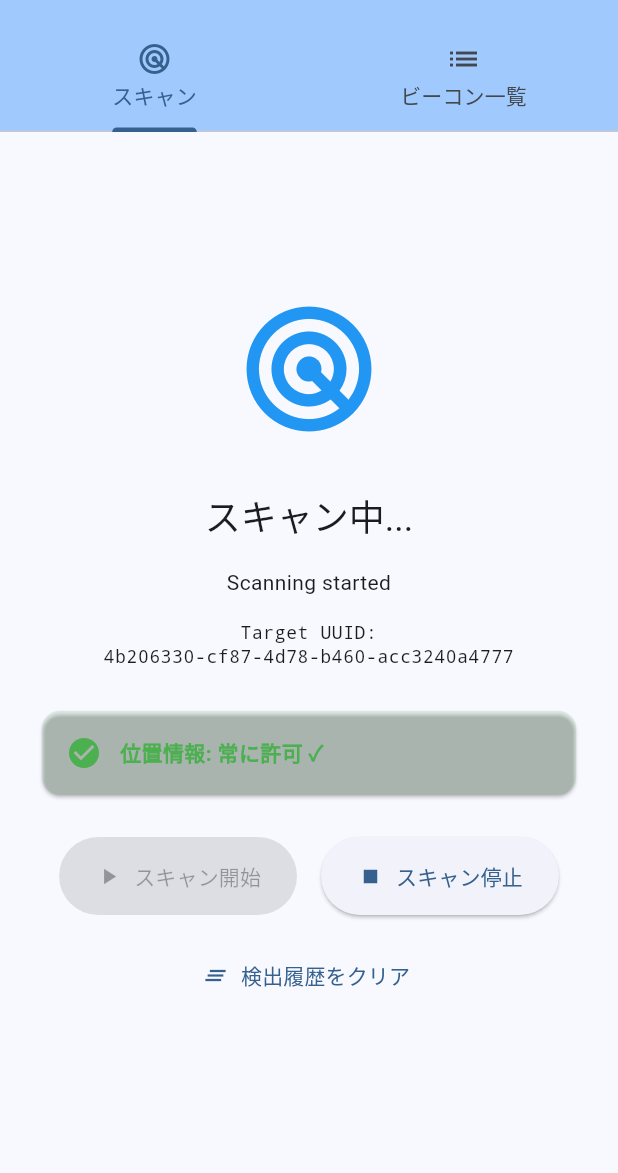
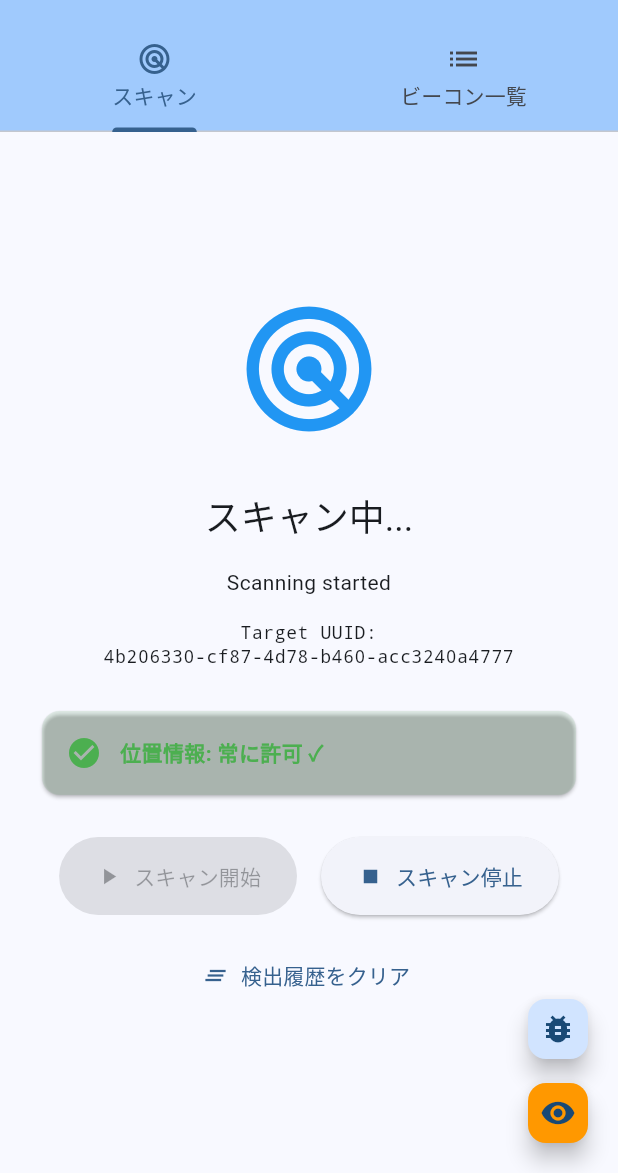
Before and after one commit to PenguinEino/TMCIT_Beacon, a Flutter app: the screen it shows after launch, after a tap on "スキャン開始", on a phone screen of 412 x 824 dp, the part 63-1236 px from its top. Run offline on Flutter 3.47's test engine with Material 3 defaults, Android fonts, the phone set to English and light mode, and no system bars; our stand-ins replace permission_handler; missing offline and left inert: dchs_flutter_beacon.

Commit message:
デバッグ出力を追加

```diff
--- a/flutter/tmcit_beacon/lib/services/beacon_service.dart
+++ b/flutter/tmcit_beacon/lib/services/beacon_service.dart
@@ -2,6 +2,7 @@ import 'dart:async';
 import 'package:dchs_flutter_beacon/dchs_flutter_beacon.dart';
 import 'package:permission_handler/permission_handler.dart';
 import '../models/detected_beacon.dart';
+import 'debug_log_service.dart';
 
 /// 位置情報権限の状態
 enum LocationPermissionStatus {
@@ -23,6 +24,7 @@ class BeaconService {
   // Target UUID for monitoring
   static const String targetUUID = '4b206330-cf87-4d78-b460-acc3240a4777';
 
+  final _debugLog = DebugLogService();
   final _beaconController = StreamController<List<DetectedBeacon>>.broadcast();
   final _statusController = StreamController<String>.broadcast();
 
@@ -58,34 +60,46 @@ class BeaconService {
     final alwaysStatus = await Permission.locationAlways.status;
     final whenInUseStatus = await Permission.locationWhenInUse.status;
 
-    print(
-      '[BeaconService] Always status: $alwaysStatus, WhenInUse status: $whenInUseStatus',
+    _debugLog.log(
+      '[BeaconService] getLocationPermissionStatus: Always=$alwaysStatus, WhenInUse=$whenInUseStatus',
     );
 
     if (alwaysStatus.isGranted) {
+      _debugLog.log(
+        '[BeaconService] Returning: LocationPermissionStatus.always',
+      );
       return LocationPermissionStatus.always;
     } else if (whenInUseStatus.isGranted) {
+      _debugLog.log(
+        '[BeaconService] Returning: LocationPermissionStatus.whenInUse',
+      );
       return LocationPermissionStatus.whenInUse;
     } else if (alwaysStatus.isPermanentlyDenied ||
         whenInUseStatus.isPermanentlyDenied) {
+      _debugLog.log(
+        '[BeaconService] Returning: LocationPermissionStatus.permanentlyDenied',
+      );
       return LocationPermissionStatus.permanentlyDenied;
     } else {
+      _debugLog.log(
+        '[BeaconService] Returning: LocationPermissionStatus.denied',
+      );
       return LocationPermissionStatus.denied;
     }
   }
 
   /// 位置情報の「常に許可」権限をリクエスト
   Future<PermissionRequestResult> requestAlwaysLocationPermission() async {
-    print('[BeaconService] Starting permission request...');
+    _debugLog.log('[BeaconService] Starting permission request...');
 
     // まず「使用中のみ許可」を取得
     var whenInUseStatus = await Permission.locationWhenInUse.status;
-    print('[BeaconService] Initial whenInUse status: $whenInUseStatus');
+    _debugLog.log('[BeaconService] Initial whenInUse status: $whenInUseStatus');
 
     if (!whenInUseStatus.isGranted) {
-      print('[BeaconService] Requesting whenInUse permission...');
+      _debugLog.log('[BeaconService] Requesting whenInUse permission...');
       final result = await Permission.locationWhenInUse.request();
-      print('[BeaconService] WhenInUse request result: $result');
+      _debugLog.log('[BeaconService] WhenInUse request result: $result');
 
       if (!result.isGranted) {
         if (result.isPermanentlyDenied) {
@@ -99,19 +113,21 @@ class BeaconService {
     // iOSの場合、「使用中のみ許可」を取得した後、
     // locationAlwaysのリクエストは設定画面への誘導が必要
     var alwaysStatus = await Permission.locationAlways.status;
-    print('[BeaconService] Always status: $alwaysStatus');
+    _debugLog.log('[BeaconService] Always status: $alwaysStatus');
 
     if (!alwaysStatus.isGranted) {
-      print('[BeaconService] Requesting always permission...');
+      _debugLog.log('[BeaconService] Requesting always permission...');
 
       // iOS では、Always 権限は設定画面でしか変更できない場合がある
       final result = await Permission.locationAlways.request();
-      print('[BeaconService] Always request result: $result');
+      _debugLog.log('[BeaconService] Always request result: $result');
 
       // 結果を再確認
       await Future.delayed(const Duration(milliseconds: 500));
       alwaysStatus = await Permission.locationAlways.status;
-      print('[BeaconService] Always status after request: $alwaysStatus');
+      _debugLog.log(
+        '[BeaconService] Always status after request: $alwaysStatus',
+      );
 
       if (alwaysStatus.isGranted) {
         return PermissionRequestResult.granted;
@@ -263,7 +279,7 @@ class BeaconService {
   }
 
   void _updateStatus(String status) {
-    print('[BeaconService] $status');
+    _debugLog.log('[BeaconService] Status: $status');
     _statusController.add(status);
   }
 
--- /dev/null
+++ b/flutter/tmcit_beacon/lib/services/debug_log_service.dart
@@ -0,0 +1,50 @@
+import 'dart:async';
+
+class DebugLogService {
+  static final DebugLogService _instance = DebugLogService._internal();
+  factory DebugLogService() => _instance;
+  DebugLogService._internal();
+
+  final _logController = StreamController<String>.broadcast();
+  final List<String> _logs = [];
+  bool _isEnabled = false;
+
+  Stream<String> get logStream => _logController.stream;
+  List<String> get logs => List.unmodifiable(_logs);
+  bool get isEnabled => _isEnabled;
+
+  void setEnabled(bool enabled) {
+    _isEnabled = enabled;
+    if (enabled) {
+      log('[DebugLog] Debug logging enabled');
+    }
+  }
+
+  void log(String message) {
+    final timestamp = DateTime.now().toString().substring(
+      11,
+      23,
+    ); // HH:MM:SS.mmm
+    final logMessage = '[$timestamp] $message';
+
+    print(logMessage); // コンソールにも出力
+
+    if (_isEnabled) {
+      _logs.add(logMessage);
+      // 最大1000件まで保持
+      if (_logs.length > 1000) {
+        _logs.removeAt(0);
+      }
+      _logController.add(logMessage);
+    }
+  }
+
+  void clear() {
+    _logs.clear();
+    _logController.add('[DebugLog] Logs cleared');
+  }
+
+  void dispose() {
+    _logController.close();
+  }
+}
--- a/flutter/tmcit_beacon/lib/widgets/scan_tab.dart
+++ b/flutter/tmcit_beacon/lib/widgets/scan_tab.dart
@@ -1,6 +1,8 @@
 import 'package:flutter/material.dart';
 import 'package:permission_handler/permission_handler.dart';
 import '../services/beacon_service.dart';
+import '../services/debug_log_service.dart';
+import 'debug_log_dialog.dart';
 
 class ScanTab extends StatefulWidget {
   final BeaconService beaconService;
@@ -12,12 +14,17 @@ class ScanTab extends StatefulWidget {
 }
 
 class _ScanTabState extends State<ScanTab> with WidgetsBindingObserver {
+  final _debugLog = DebugLogService();
   String _statusMessage = 'Ready to scan';
   LocationPermissionStatus _permissionStatus = LocationPermissionStatus.denied;
 
   @override
   void initState() {
     super.initState();
+    // デバッグログを自動的に有効化（開発中は便利）
+    _debugLog.setEnabled(true);
+    _debugLog.log('[ScanTab] initState() called');
+
     WidgetsBinding.instance.addObserver(this);
     widget.beaconService.statusStream.listen((status) {
       if (mounted) {
@@ -40,7 +47,7 @@ class _ScanTabState extends State<ScanTab> with WidgetsBindingObserver {
     super.didChangeAppLifecycleState(state);
     // アプリがフォアグラウンドに戻ってきたときに権限状態を再確認
     if (state == AppLifecycleState.resumed) {
-      print('[ScanTab] App resumed, checking permissions...');
+      _debugLog.log('[ScanTab] App resumed, checking permissions...');
       // 設定アプリから戻った直後は権限情報が更新されていない可能性があるため、
       // 少し遅延を入れてから確認
       Future.delayed(const Duration(milliseconds: 500), () async {
@@ -50,7 +57,7 @@ class _ScanTabState extends State<ScanTab> with WidgetsBindingObserver {
           // 自動的にスキャンを開始するかメッセージを表示
           if (_permissionStatus == LocationPermissionStatus.always &&
               !widget.beaconService.isScanning) {
-            print(
+            _debugLog.log(
               '[ScanTab] Permission granted after settings, showing message',
             );
             if (mounted) {
@@ -76,19 +83,29 @@ class _ScanTabState extends State<ScanTab> with WidgetsBindingObserver {
   }
 
   Future<void> _checkPermissionStatus() async {
+    _debugLog.log('[ScanTab] _checkPermissionStatus() called');
     final status = await widget.beaconService.getLocationPermissionStatus();
-    print('[ScanTab] Permission status checked: $status');
+    _debugLog.log('[ScanTab] Permission status checked: $status');
     if (mounted) {
+      final oldStatus = _permissionStatus;
       setState(() {
         _permissionStatus = status;
       });
-      print('[ScanTab] State updated with permission: $_permissionStatus');
+      _debugLog.log(
+        '[ScanTab] State updated: $oldStatus -> $_permissionStatus',
+      );
+    } else {
+      _debugLog.log(
+        '[ScanTab] WARNING: Widget not mounted, skipping state update',
+      );
     }
   }
 
   @override
   Widget build(BuildContext context) {
-    return Center(
+    return Stack(
+      children: [
+        Center(
           child: Padding(
             padding: const EdgeInsets.all(24.0),
             child: Column(
@@ -174,6 +191,55 @@ class _ScanTabState extends State<ScanTab> with WidgetsBindingObserver {
               ],
             ),
           ),
+        ),
+        // デバッグコントロールボタン（右下）
+        Positioned(
+          bottom: 16,
+          right: 16,
+          child: Column(
+            mainAxisSize: MainAxisSize.min,
+            children: [
+              FloatingActionButton(
+                mini: true,
+                heroTag: 'debug_log',
+                onPressed: () {
+                  showDialog(
+                    context: context,
+                    builder: (context) => const DebugLogDialog(),
+                  );
+                },
+                tooltip: 'デバッグログを表示',
+                child: const Icon(Icons.bug_report),
+              ),
+              const SizedBox(height: 8),
+              FloatingActionButton(
+                mini: true,
+                heroTag: 'debug_toggle',
+                backgroundColor: _debugLog.isEnabled
+                    ? Colors.orange
+                    : Colors.grey,
+                onPressed: () {
+                  setState(() {
+                    _debugLog.setEnabled(!_debugLog.isEnabled);
+                  });
+                  ScaffoldMessenger.of(context).showSnackBar(
+                    SnackBar(
+                      content: Text(
+                        _debugLog.isEnabled ? 'デバッグログ: ON' : 'デバッグログ: OFF',
+                      ),
+                      duration: const Duration(seconds: 1),
+                    ),
+                  );
+                },
+                tooltip: 'デバッグログ ON/OFF',
+                child: Icon(
+                  _debugLog.isEnabled ? Icons.visibility : Icons.visibility_off,
+                ),
+              ),
+            ],
+          ),
+        ),
+      ],
     );
   }
 
@@ -229,26 +295,26 @@ class _ScanTabState extends State<ScanTab> with WidgetsBindingObserver {
   }
 
   Future<void> _handleStartScanning() async {
-    print('[ScanTab] _handleStartScanning called');
-    print(
+    _debugLog.log('[ScanTab] _handleStartScanning called');
+    _debugLog.log(
       '[ScanTab] Current _permissionStatus before check: $_permissionStatus',
     );
 
     // 権限状態を再確認
     await _checkPermissionStatus();
 
-    print(
+    _debugLog.log(
       '[ScanTab] Current _permissionStatus after check: $_permissionStatus',
     );
 
     if (_permissionStatus == LocationPermissionStatus.always) {
       // 「常に許可」の場合、スキャン開始
-      print('[ScanTab] Permission is always, starting scan...');
+      _debugLog.log('[ScanTab] Permission is always, starting scan...');
       await widget.beaconService.startScanning();
       setState(() {});
     } else {
       // それ以外の場合、権限リクエストダイアログを表示
-      print(
+      _debugLog.log(
         '[ScanTab] Permission not always ($_permissionStatus), showing dialog...',
       );
       await _showPermissionDialog();
@@ -326,7 +392,7 @@ class _ScanTabState extends State<ScanTab> with WidgetsBindingObserver {
       final requestResult = await widget.beaconService
           .requestAlwaysLocationPermission();
 
-      print('[ScanTab] Permission request result: $requestResult');
+      _debugLog.log('[ScanTab] Permission request result: $requestResult');
 
       if (requestResult == PermissionRequestResult.granted) {
         await _checkPermissionStatus();
```
Also changed, not shown: flutter/tmcit_beacon/lib/widgets/debug_log_dialog.dart (added, +127 -0 lines), 1 other file. Lines whose indentation alone changed are shown as unchanged.
